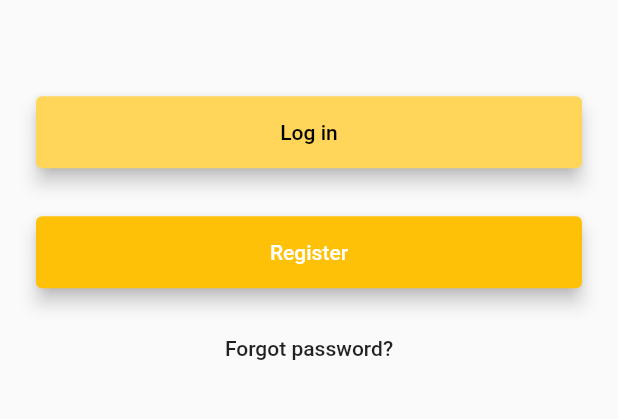
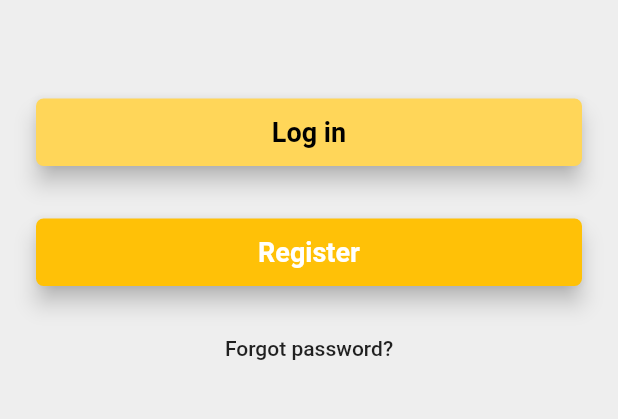
Before and after one commit to Ishchik/delivery_app, a Flutter app: the screen it shows after launch, on a phone screen of 412 x 824 dp, the part 443-862 px from its top. Run offline on Flutter 3.47's test engine with Material 2 defaults, Android fonts, the phone set to English and light mode, and no system bars; our stand-ins replace cached_network_image, cloud_firestore, firebase_auth, firebase_storage, fluttertoast, image_picker and 1 more; accounts and stored records are empty.

```diff
--- a/lib/constants.dart
+++ b/lib/constants.dart
@@ -18,6 +18,7 @@ const kTextFieldDecoration = InputDecoration(
 
 const kNotificationTextStyle = TextStyle(
   fontWeight: FontWeight.bold,
+  fontSize: 18,
   color: Colors.white,
 );
 
--- a/lib/main.dart
+++ b/lib/main.dart
@@ -26,6 +26,9 @@ class DeliveryApp extends StatelessWidget {
         title: 'Delivery App',
         home: RootPage(),
         theme: ThemeData(
+          accentColor: Colors.yellow,
+          canvasColor: Colors.amber,
+          scaffoldBackgroundColor: Colors.grey[200],
           primaryColor: Colors.white,
         ),
         debugShowCheckedModeBanner: false,
--- a/lib/screens/profile_screen.dart
+++ b/lib/screens/profile_screen.dart
@@ -7,6 +7,7 @@ import 'package:provider/provider.dart';
 import 'package:delivery_app/services/user_data_service.dart';
 import 'package:delivery_app/widgets/common_widgets/info_list_tile.dart';
 import 'package:delivery_app/widgets/common_widgets/small_bottom_sheet_container.dart';
+import 'package:fluttertoast/fluttertoast.dart';
 
 class ProfileScreen extends StatelessWidget {
   @override
@@ -51,6 +52,9 @@ class ProfileScreen extends StatelessWidget {
               children: <Widget>[
                 CardButton(
                   onPressed: () async {
+                    Fluttertoast.showToast(
+                      msg: 'Reset link has been sent to your email',
+                    );
                     await Provider.of<UserDataService>(context, listen: false)
                         .resetPassword();
                   },
--- a/lib/screens/registration_screen.dart
+++ b/lib/screens/registration_screen.dart
@@ -4,6 +4,7 @@ import 'package:firebase_auth/firebase_auth.dart';
 import 'package:provider/provider.dart';
 import 'package:delivery_app/services/user_data_service.dart';
 import 'package:modal_progress_hud/modal_progress_hud.dart';
+import 'package:fluttertoast/fluttertoast.dart';
 
 FirebaseAuth _auth = FirebaseAuth.instance;
 
@@ -72,9 +73,10 @@ class _RegistrationScreenState extends State<RegistrationScreen> {
         );
 
         if (newUser != null) {
+          Fluttertoast.showToast(
+              msg: 'Verification link has been sent to $_email');
           FirebaseUser _user = await _auth.currentUser();
           _user.sendEmailVerification();
-          print('verification link has been sent to your email');
           await Provider.of<UserDataService>(context, listen: false)
               .initNewUser(_email);
           _stopProcessing();
--- a/lib/widgets/common_widgets/big_button.dart
+++ b/lib/widgets/common_widgets/big_button.dart
@@ -1,3 +1,4 @@
+import 'package:delivery_app/constants.dart';
 import 'package:flutter/material.dart';
 
 class BigButton extends StatelessWidget {
@@ -15,21 +16,19 @@ class BigButton extends StatelessWidget {
   @override
   Widget build(BuildContext context) {
     return Padding(
-      padding: EdgeInsets.symmetric(vertical: 16.0),
-      child: Material(
-        elevation: 5.0,
-        color: buttonColor,
-        borderRadius: BorderRadius.circular(4.0),
-        child: MaterialButton(
-          onPressed: onPressed,
-          minWidth: 150.0,
-          height: 42.0,
-          child: Text(
-            text,
-            style: TextStyle(
-              color: textColor,
-            ),
-          ),
+      padding: EdgeInsets.symmetric(vertical: 16),
+      child: RawMaterialButton(
+        elevation: 6,
+        fillColor: buttonColor,
+        constraints: BoxConstraints(
+          minHeight: 45,
+          minWidth: 150,
+        ),
+        onPressed: onPressed,
+        shape: RoundedRectangleBorder(borderRadius: BorderRadius.circular(5)),
+        child: Text(
+          text,
+          style: kParagraph2TextStyle.copyWith(color: textColor),
         ),
       ),
     );
--- a/pubspec.yaml
+++ b/pubspec.yaml
@@ -19,6 +19,8 @@ dependencies:
   image_picker: ^0.6.5+2
   modal_progress_hud: ^0.1.3
   cached_network_image: ^2.2.0+1
+  fluttertoast: ^4.0.0
+
 
 
 dev_dependencies:
```
Also changed, not shown: lib/screens/home_screen.dart (+12 -11 lines), lib/screens/login_screen.dart (+15 -1 lines), lib/screens/product_edit_screen.dart (+23 -18 lines), lib/screens/welcome_screen.dart (+8 -4 lines), lib/services/firestore_product_service.dart (+6 -3 lines), lib/widgets/checkout/checkout_cart.dart (+26 -10 lines), lib/widgets/checkout/checkout_list.dart (+17 -6 lines), lib/widgets/common_widgets/card_button.dart (+3 -6 lines), lib/widgets/order/order_card.dart (+4 -7 lines), pubspec.lock.
